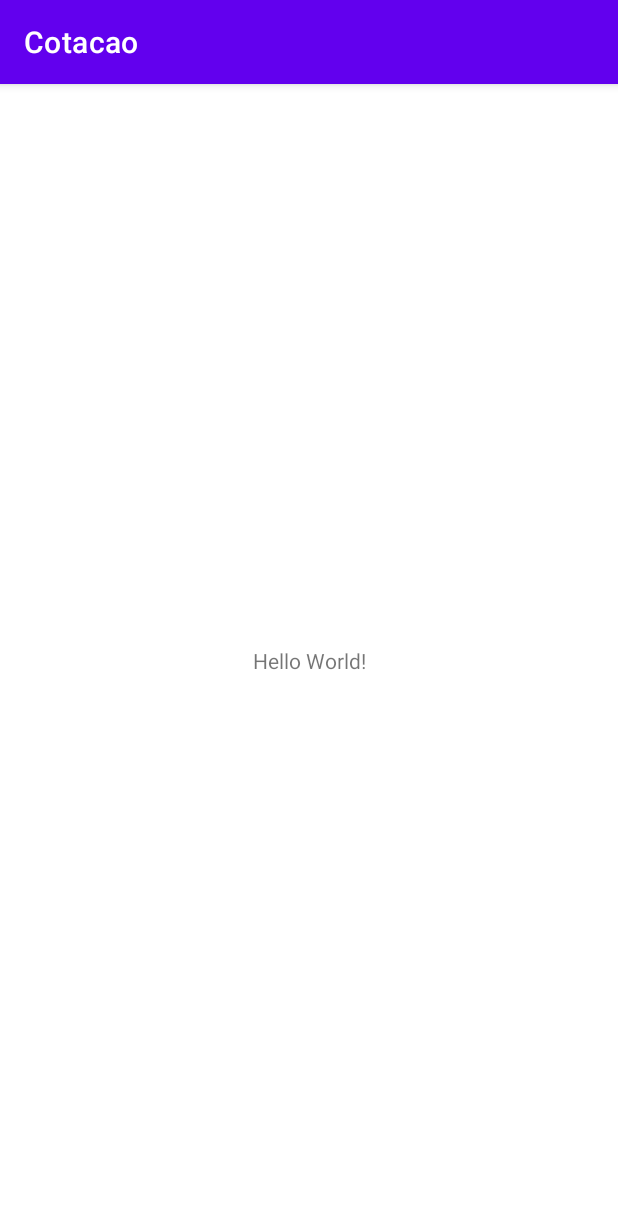
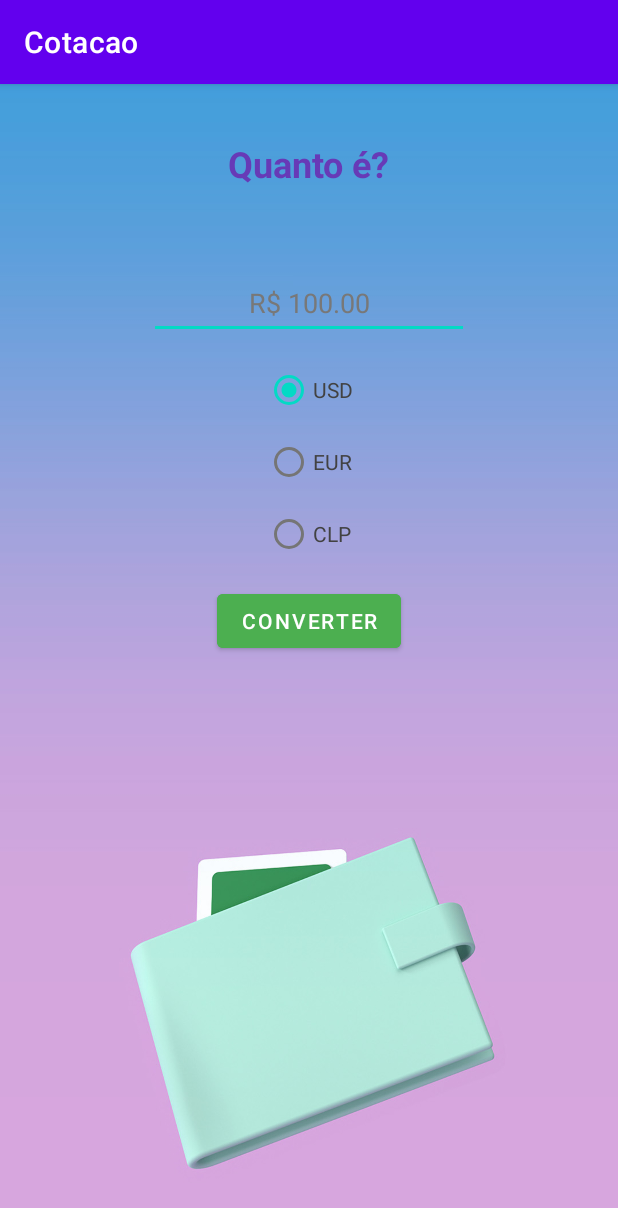
Before and after one commit to thalesonunes/Prog4-CotacaoApp, an Android app: the screen it shows after launch (MainActivity), on a phone screen of 412 x 824 dp. Shown: the top 1208 px of the screen. Run offline under Robolectric (Android 15) with nearby library versions, the phone set to English and light mode, and no system bars.

Commit message:
Elementos criados

```diff
--- a/app/src/main/res/layout/activity_main.xml
+++ b/app/src/main/res/layout/activity_main.xml
@@ -4,15 +4,96 @@
     xmlns:tools="http://schemas.android.com/tools"
     android:layout_width="match_parent"
     android:layout_height="match_parent"
+    android:background="@drawable/bg"
     tools:context=".MainActivity">
 
     <TextView
+        android:id="@+id/txt_title"
         android:layout_width="wrap_content"
         android:layout_height="wrap_content"
-        android:text="Hello World!"
+        android:text="Quanto é?"
+        android:textColor="#673AB7"
+        android:textSize="24sp"
+        android:textStyle="bold"
         app:layout_constraintBottom_toBottomOf="parent"
-        app:layout_constraintLeft_toLeftOf="parent"
-        app:layout_constraintRight_toRightOf="parent"
-        app:layout_constraintTop_toTopOf="parent" />
+        app:layout_constraintEnd_toEndOf="parent"
+        app:layout_constraintStart_toStartOf="parent"
+        app:layout_constraintTop_toTopOf="parent"
+        app:layout_constraintVertical_bias="0.050000012" />
+
+    <EditText
+        android:id="@+id/edit_field"
+        android:layout_width="wrap_content"
+        android:layout_height="wrap_content"
+        android:layout_marginTop="10dp"
+        android:ems="10"
+        android:hint="R$ 100.00"
+        android:inputType="numberDecimal"
+        android:minHeight="48dp"
+        android:textAlignment="center"
+        android:textColor="#000000"
+        android:textColorHint="#787878"
+        android:textColorLink="#FFFFFF"
+        app:layout_constraintEnd_toEndOf="parent"
+        app:layout_constraintStart_toStartOf="parent"
+        app:layout_constraintTop_toBottomOf="@+id/txt_result" />
+
+    <RadioGroup
+        android:id="@+id/radio_group"
+        android:layout_width="wrap_content"
+        android:layout_height="wrap_content"
+        android:layout_marginTop="10dp"
+        android:checkedButton="@id/radio_usd"
+        app:layout_constraintEnd_toEndOf="parent"
+        app:layout_constraintStart_toStartOf="parent"
+        app:layout_constraintTop_toBottomOf="@+id/edit_field">
+
+        <RadioButton
+            android:id="@+id/radio_usd"
+            android:layout_width="match_parent"
+            android:layout_height="wrap_content"
+            android:text="USD"
+            android:textColor="#FF424242"
+            android:textColorLink="#9C27B0" />
+
+        <RadioButton
+            android:id="@+id/radio_eur"
+            android:layout_width="match_parent"
+            android:layout_height="wrap_content"
+            android:text="EUR"
+            android:textColor="#424242"
+            android:textColorHint="#009688" />
+
+        <RadioButton
+            android:id="@+id/radio_clp"
+            android:layout_width="match_parent"
+            android:layout_height="wrap_content"
+            android:text="CLP"
+            android:textColor="#FF424242" />
+    </RadioGroup>
+
+    <Button
+        android:id="@+id/btn_converter"
+        android:layout_width="wrap_content"
+        android:layout_height="wrap_content"
+        android:layout_marginTop="10dp"
+        android:backgroundTint="#4CAF50"
+        android:text="CONVERTER"
+        app:layout_constraintEnd_toEndOf="parent"
+        app:layout_constraintStart_toStartOf="parent"
+        app:layout_constraintTop_toBottomOf="@+id/radio_group" />
+
+    <TextView
+        android:id="@+id/txt_result"
+        android:layout_width="wrap_content"
+        android:layout_height="wrap_content"
+        android:layout_marginTop="10dp"
+        android:text="TextView"
+        android:textSize="24sp"
+        android:textStyle="bold"
+        android:visibility="invisible"
+        app:layout_constraintEnd_toEndOf="parent"
+        app:layout_constraintStart_toStartOf="parent"
+        app:layout_constraintTop_toBottomOf="@+id/txt_title" />
 
 </androidx.constraintlayout.widget.ConstraintLayout>
```
Also changed, not shown: app/src/main/res/drawable-v24/bg.jpg (added).
